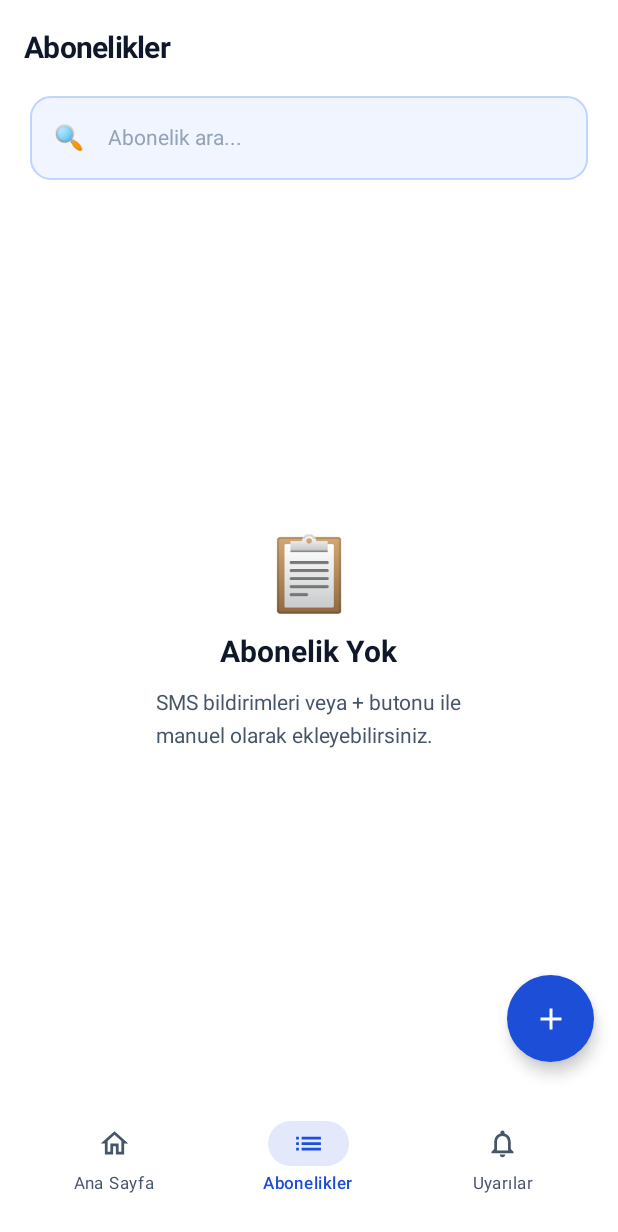
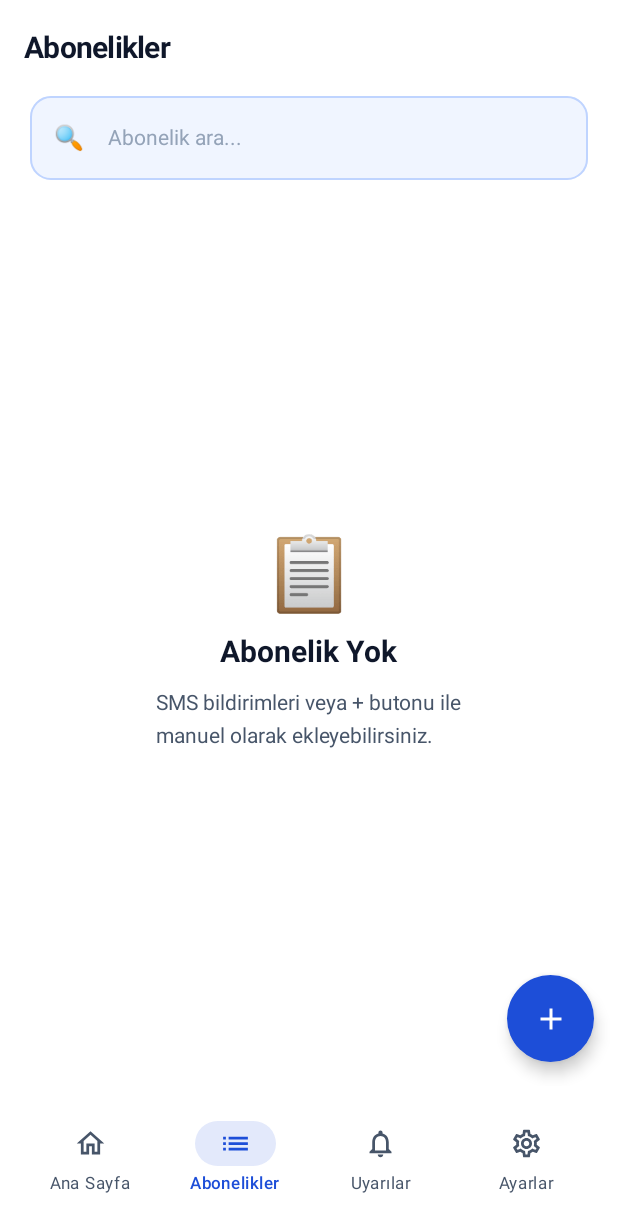
Before and after one commit to mfasahin/FinRadar, an Android app built with Jetpack Compose: the screen it shows after launch (MainActivity), item 2 of the bottom bar chosen, on a phone screen of 412 x 824 dp. Shown: the top 1232 px of the screen. Run offline under Robolectric (Android 15) with nearby library versions, the light colour scheme and no system bars; our stand-ins replace Dagger/Hilt's generated code, Room's generated code.

Commit message:
dark theme

```diff
--- a/app/build.gradle.kts
+++ b/app/build.gradle.kts
@@ -78,6 +78,10 @@ dependencies {
     implementation(libs.androidx.room.ktx)
     kapt(libs.androidx.room.compiler)
 
+    // DataStore (theme preference)
+    implementation(libs.datastore.preferences)
+
+
     testImplementation(libs.junit)
     androidTestImplementation(libs.androidx.junit)
     androidTestImplementation(libs.androidx.espresso.core)
--- a/app/src/main/java/com/finradar/android/MainActivity.kt
+++ b/app/src/main/java/com/finradar/android/MainActivity.kt
@@ -3,29 +3,30 @@ package com.finradar.android
 import android.os.Bundle
 import androidx.activity.ComponentActivity
 import androidx.activity.compose.setContent
+import androidx.activity.viewModels
 import androidx.compose.foundation.layout.fillMaxSize
-import androidx.compose.material3.MaterialTheme
-import androidx.compose.material3.Surface
+import androidx.compose.runtime.collectAsState
+import androidx.compose.runtime.getValue
 import androidx.compose.ui.Modifier
 import androidx.navigation.compose.rememberNavController
 import com.finradar.android.presentation.navigation.FinRadarNavGraph
+import com.finradar.android.presentation.settings.SettingsViewModel
 import com.finradar.android.ui.theme.FinRadarTheme
 import dagger.hilt.android.AndroidEntryPoint
 
 @AndroidEntryPoint
 class MainActivity : ComponentActivity() {
+
+    private val settingsViewModel: SettingsViewModel by viewModels()
+
     override fun onCreate(savedInstanceState: Bundle?) {
         super.onCreate(savedInstanceState)
         setContent {
-            FinRadarTheme {
-                // A surface container using the 'background' color from the theme
-                Surface(
-                    modifier = Modifier.fillMaxSize(),
-                    color = MaterialTheme.colorScheme.background
-                ) {
-                    val navController = rememberNavController()
-                    FinRadarNavGraph(navController = navController)
-                }
+            val isDark by settingsViewModel.isDarkTheme.collectAsState()
+
+            FinRadarTheme(isDark = isDark) {
+                val navController = rememberNavController()
+                FinRadarNavGraph(navController = navController)
             }
         }
     }
--- /dev/null
+++ b/app/src/main/java/com/finradar/android/data/preferences/UserPreferencesRepository.kt
@@ -0,0 +1,33 @@
+package com.finradar.android.data.preferences
+
+import android.content.Context
+import androidx.datastore.core.DataStore
+import androidx.datastore.preferences.core.Preferences
+import androidx.datastore.preferences.core.booleanPreferencesKey
+import androidx.datastore.preferences.core.edit
+import androidx.datastore.preferences.preferencesDataStore
+import dagger.hilt.android.qualifiers.ApplicationContext
+import kotlinx.coroutines.flow.Flow
+import kotlinx.coroutines.flow.map
+import javax.inject.Inject
+import javax.inject.Singleton
+
+private val Context.dataStore: DataStore<Preferences> by preferencesDataStore(name = "user_preferences")
+
+@Singleton
+class UserPreferencesRepository @Inject constructor(
+    @ApplicationContext private val context: Context
+) {
+    companion object {
+        private val IS_DARK_THEME = booleanPreferencesKey("is_dark_theme")
+    }
+
+    val isDarkTheme: Flow<Boolean> = context.dataStore.data
+        .map { prefs -> prefs[IS_DARK_THEME] ?: false }
+
+    suspend fun setDarkTheme(enabled: Boolean) {
+        context.dataStore.edit { prefs ->
+            prefs[IS_DARK_THEME] = enabled
+        }
+    }
+}
--- a/app/src/main/java/com/finradar/android/presentation/navigation/NavGraph.kt
+++ b/app/src/main/java/com/finradar/android/presentation/navigation/NavGraph.kt
@@ -9,9 +9,11 @@ import androidx.compose.material.icons.Icons
 import androidx.compose.material.icons.outlined.Home
 import androidx.compose.material.icons.outlined.List
 import androidx.compose.material.icons.outlined.Notifications
+import androidx.compose.material.icons.outlined.Settings
 import androidx.compose.material.icons.filled.Home
 import androidx.compose.material.icons.filled.List
 import androidx.compose.material.icons.filled.Notifications
+import androidx.compose.material.icons.filled.Settings
 import androidx.compose.material3.*
 import androidx.compose.runtime.*
 import androidx.compose.ui.Modifier
@@ -33,6 +35,7 @@ import androidx.navigation.navArgument
 import com.finradar.android.presentation.alerts.AlertsScreen
 import com.finradar.android.presentation.dashboard.DashboardScreen
 import com.finradar.android.presentation.onboarding.OnboardingScreen
+import com.finradar.android.presentation.settings.SettingsScreen
 import com.finradar.android.presentation.subscriptions.AddSubscriptionScreen
 import com.finradar.android.presentation.subscriptions.SubscriptionsScreen
 import com.finradar.android.ui.theme.*
@@ -47,7 +50,8 @@ data class BottomNavItem(
 val bottomNavItems = listOf(
     BottomNavItem(Screen.Dashboard,     "Ana Sayfa",   Icons.Outlined.Home,          Icons.Filled.Home),
     BottomNavItem(Screen.Subscriptions, "Abonelikler", Icons.Outlined.List,          Icons.Filled.List),
-    BottomNavItem(Screen.Alerts,        "Uyarılar",    Icons.Outlined.Notifications, Icons.Filled.Notifications)
+    BottomNavItem(Screen.Alerts,        "Uyarılar",    Icons.Outlined.Notifications, Icons.Filled.Notifications),
+    BottomNavItem(Screen.Settings,      "Ayarlar",     Icons.Outlined.Settings,      Icons.Filled.Settings)
 )
 
 @Composable
@@ -75,9 +79,7 @@ fun FinRadarNavGraph(navController: NavHostController) {
                             selected = selected,
                             onClick = {
                                 navController.navigate(item.screen.route) {
-                                    popUpTo(navController.graph.findStartDestination().id) {
-                                        saveState = true
-                                    }
+                                    popUpTo(navController.graph.findStartDestination().id) { saveState = true }
                                     launchSingleTop = true
                                     restoreState = true
                                 }
@@ -110,9 +112,9 @@ fun FinRadarNavGraph(navController: NavHostController) {
         }
     ) { innerPadding ->
         NavHost(
-            navController = navController,
+            navController    = navController,
             startDestination = Screen.Dashboard.route,
-            modifier = Modifier.padding(innerPadding)
+            modifier         = Modifier.padding(innerPadding)
         ) {
             composable(Screen.Onboarding.route) {
                 OnboardingScreen(
@@ -136,24 +138,21 @@ fun FinRadarNavGraph(navController: NavHostController) {
                 )
             }
 
-            composable(Screen.Alerts.route) { AlertsScreen() }
+            composable(Screen.Alerts.route)   { AlertsScreen() }
+            composable(Screen.Settings.route) { SettingsScreen() }
 
-            // ── Add new subscription ───────────────────────────────────────
+            // Add
             composable(Screen.AddSubscription.route) {
-                AddSubscriptionScreen(
-                    subscriptionId  = null,
-                    onNavigateBack  = { navController.popBackStack() }
-                )
+                AddSubscriptionScreen(subscriptionId = null, onNavigateBack = { navController.popBackStack() })
             }
 
-            // ── Edit existing subscription ─────────────────────────────────
+            // Edit
             composable(
-                route = Screen.EditSubscription.route,
+                route     = Screen.EditSubscription.route,
                 arguments = listOf(navArgument("subscriptionId") { type = NavType.LongType })
             ) { backStackEntry ->
-                val id = backStackEntry.arguments?.getLong("subscriptionId")
                 AddSubscriptionScreen(
-                    subscriptionId = id,
+                    subscriptionId = backStackEntry.arguments?.getLong("subscriptionId"),
                     onNavigateBack = { navController.popBackStack() }
                 )
             }
--- a/app/src/main/java/com/finradar/android/presentation/navigation/Screen.kt
+++ b/app/src/main/java/com/finradar/android/presentation/navigation/Screen.kt
@@ -1,12 +1,12 @@
 package com.finradar.android.presentation.navigation
 
 sealed class Screen(val route: String) {
-    object Onboarding     : Screen("onboarding")
-    object Dashboard      : Screen("dashboard")
-    object Subscriptions  : Screen("subscriptions")
-    object Alerts         : Screen("alerts")
-    object AddSubscription: Screen("add_subscription")
-    // Edit: route includes optional subscriptionId argument
+    object Onboarding       : Screen("onboarding")
+    object Dashboard        : Screen("dashboard")
+    object Subscriptions    : Screen("subscriptions")
+    object Alerts           : Screen("alerts")
+    object Settings         : Screen("settings")
+    object AddSubscription  : Screen("add_subscription")
     object EditSubscription : Screen("edit_subscription/{subscriptionId}") {
         fun createRoute(id: Long) = "edit_subscription/$id"
     }
--- /dev/null
+++ b/app/src/main/java/com/finradar/android/presentation/settings/SettingsViewModel.kt
@@ -0,0 +1,26 @@
+package com.finradar.android.presentation.settings
+
+import androidx.lifecycle.ViewModel
+import androidx.lifecycle.viewModelScope
+import com.finradar.android.data.preferences.UserPreferencesRepository
+import dagger.hilt.android.lifecycle.HiltViewModel
+import kotlinx.coroutines.flow.SharingStarted
+import kotlinx.coroutines.flow.StateFlow
+import kotlinx.coroutines.flow.stateIn
+import kotlinx.coroutines.launch
+import javax.inject.Inject
+
+@HiltViewModel
+class SettingsViewModel @Inject constructor(
+    private val prefsRepo: UserPreferencesRepository
+) : ViewModel() {
+
+    val isDarkTheme: StateFlow<Boolean> = prefsRepo.isDarkTheme
+        .stateIn(viewModelScope, SharingStarted.WhileSubscribed(5_000), false)
+
+    fun toggleTheme() {
+        viewModelScope.launch {
+            prefsRepo.setDarkTheme(!isDarkTheme.value)
+        }
+    }
+}
--- a/app/src/main/java/com/finradar/android/ui/theme/Color.kt
+++ b/app/src/main/java/com/finradar/android/ui/theme/Color.kt
@@ -2,29 +2,47 @@ package com.finradar.android.ui.theme
 
 import androidx.compose.ui.graphics.Color
 
-// ── Backgrounds (white / light blue) ──────────────────────────────────────
-val BgDeep        = Color(0xFFFFFFFF)   // Pure white screen background
-val BgCard        = Color(0xFFF0F5FF)   // Light blue-tint cards
-val BgCardAlt     = Color(0xFFE4EDFF)   // Slightly deeper for dropdown/alt
-val BgStroke      = Color(0xFFBFD4FF)   // Blue border / divider
-
-// ── Brand gradient (Deep Blue → Mid Blue → Sky) ───────────────────────────
+// ── Brand gradient (same in both themes) ──────────────────────────────────
 val BrandFrom     = Color(0xFF1D4ED8)   // Deep royal blue
 val BrandMid      = Color(0xFF3B82F6)   // Medium blue
 val BrandTo       = Color(0xFF93C5FD)   // Sky blue
 
-// ── Accent ─────────────────────────────────────────────────────────────────
-val AccentCyan    = Color(0xFF0284C7)   // Strong cyan-blue
+// ── Accent (same in both themes) ──────────────────────────────────────────
+val AccentCyan    = Color(0xFF0284C7)
 val AccentGreen   = Color(0xFF059669)
 val AccentAmber   = Color(0xFFD97706)
 val AccentRed     = Color(0xFFDC2626)
 
-// ── Text (dark navy on white for max contrast) ────────────────────────────
-val TextHigh      = Color(0xFF0F172A)   // Near-black navy
-val TextMed       = Color(0xFF475569)   // Slate gray
-val TextLow       = Color(0xFF94A3B8)   // Light slate
+// ── LIGHT theme tokens ─────────────────────────────────────────────────────
+val LightBgDeep   = Color(0xFFFFFFFF)   // Pure white
+val LightBgCard   = Color(0xFFF0F5FF)   // Light blue-tint cards
+val LightBgCardAlt= Color(0xFFE4EDFF)
+val LightBgStroke = Color(0xFFBFD4FF)
+val LightTextHigh = Color(0xFF0F172A)   // Near-black navy
+val LightTextMed  = Color(0xFF475569)   // Slate gray
+val LightTextLow  = Color(0xFF94A3B8)   // Light slate
 
-// ── Category palette (vibrant, readable on light bg) ─────────────────────
+// ── DARK theme tokens ──────────────────────────────────────────────────────
+val DarkBgDeep    = Color(0xFF080C18)   // True-black base
+val DarkBgCard    = Color(0xFF0E1428)   // Elevated dark card
+val DarkBgCardAlt = Color(0xFF141D35)
+val DarkBgStroke  = Color(0xFF1E2D55)
+val DarkTextHigh  = Color(0xFFF1F5F9)   // Near-white
+val DarkTextMed   = Color(0xFF94A3B8)   // Muted slate
+val DarkTextLow   = Color(0xFF475569)   // Dimmer slate
+
+// ── Current-theme aliases (set by LocalAppTheme composition local) ─────────
+// These are declared as vars in the theme-aware objects, accessed via AppColors
+// We keep LIGHT as the file-level defaults so existing code compiles without changes
+var BgDeep     = LightBgDeep
+var BgCard     = LightBgCard
+var BgCardAlt  = LightBgCardAlt
+var BgStroke   = LightBgStroke
+var TextHigh   = LightTextHigh
+var TextMed    = LightTextMed
+var TextLow    = LightTextLow
+
+// ── Category palette ───────────────────────────────────────────────────────
 val Cat1 = Color(0xFF1D4ED8)
 val Cat2 = Color(0xFF7C3AED)
 val Cat3 = Color(0xFF0891B2)
--- a/app/src/main/java/com/finradar/android/ui/theme/Theme.kt
+++ b/app/src/main/java/com/finradar/android/ui/theme/Theme.kt
@@ -2,6 +2,7 @@ package com.finradar.android.ui.theme
 
 import android.app.Activity
 import androidx.compose.material3.MaterialTheme
+import androidx.compose.material3.darkColorScheme
 import androidx.compose.material3.lightColorScheme
 import androidx.compose.runtime.Composable
 import androidx.compose.runtime.SideEffect
@@ -10,46 +11,85 @@ import androidx.compose.ui.graphics.toArgb
 import androidx.compose.ui.platform.LocalView
 import androidx.core.view.WindowCompat
 
-private val FinRadarColors = lightColorScheme(
+private val LightColors = lightColorScheme(
     primary              = BrandFrom,
     onPrimary            = Color.White,
-    primaryContainer     = BgCard,
-    onPrimaryContainer   = TextHigh,
+    primaryContainer     = LightBgCard,
+    onPrimaryContainer   = LightTextHigh,
     secondary            = AccentCyan,
     onSecondary          = Color.White,
-    secondaryContainer   = BgCardAlt,
-    onSecondaryContainer = TextHigh,
+    secondaryContainer   = LightBgCardAlt,
+    onSecondaryContainer = LightTextHigh,
     tertiary             = BrandMid,
-    background           = BgDeep,
-    onBackground         = TextHigh,
-    surface              = BgCard,
-    onSurface            = TextHigh,
-    surfaceVariant       = BgCardAlt,
-    onSurfaceVariant     = TextMed,
+    background           = LightBgDeep,
+    onBackground         = LightTextHigh,
+    surface              = LightBgCard,
+    onSurface            = LightTextHigh,
+    surfaceVariant       = LightBgCardAlt,
+    onSurfaceVariant     = LightTextMed,
     error                = AccentRed,
     onError              = Color.White,
     errorContainer       = Color(0xFFFEE2E2),
     onErrorContainer     = AccentRed,
-    outline              = BgStroke
+    outline              = LightBgStroke
+)
+
+private val DarkColors = darkColorScheme(
+    primary              = BrandFrom,
+    onPrimary            = Color.White,
+    primaryContainer     = DarkBgCard,
+    onPrimaryContainer   = DarkTextHigh,
+    secondary            = AccentCyan,
+    onSecondary          = Color.White,
+    secondaryContainer   = DarkBgCardAlt,
+    onSecondaryContainer = DarkTextHigh,
+    tertiary             = BrandMid,
+    background           = DarkBgDeep,
+    onBackground         = DarkTextHigh,
+    surface              = DarkBgCard,
+    onSurface            = DarkTextHigh,
+    surfaceVariant       = DarkBgCardAlt,
+    onSurfaceVariant     = DarkTextMed,
+    error                = AccentRed,
+    onError              = Color.White,
+    errorContainer       = Color(0xFF4B0000),
+    onErrorContainer     = Color(0xFFFFB4AB),
+    outline              = DarkBgStroke
 )
 
 @Composable
-fun FinRadarTheme(content: @Composable () -> Unit) {
+fun FinRadarTheme(
+    isDark: Boolean = false,
+    content: @Composable () -> Unit
+) {
+    // Update the global alias vars so existing composables pick up correct colors
+    BgDeep    = if (isDark) DarkBgDeep    else LightBgDeep
+    BgCard    = if (isDark) DarkBgCard    else LightBgCard
+    BgCardAlt = if (isDark) DarkBgCardAlt else LightBgCardAlt
+    BgStroke  = if (isDark) DarkBgStroke  else LightBgStroke
+    TextHigh  = if (isDark) DarkTextHigh  else LightTextHigh
+    TextMed   = if (isDark) DarkTextMed   else LightTextMed
+    TextLow   = if (isDark) DarkTextLow   else LightTextLow
+
+    val colorScheme = if (isDark) DarkColors else LightColors
+    val isLight = !isDark
+
     val view = LocalView.current
     if (!view.isInEditMode) {
         SideEffect {
             val window = (view.context as Activity).window
-            window.statusBarColor = BgDeep.toArgb()
-            window.navigationBarColor = BgDeep.toArgb()
+            val bgColor = if (isDark) DarkBgDeep else LightBgDeep
+            window.statusBarColor = bgColor.toArgb()
+            window.navigationBarColor = bgColor.toArgb()
             WindowCompat.getInsetsController(window, view).apply {
-                isAppearanceLightStatusBars = true   // dark icons on white bar
-                isAppearanceLightNavigationBars = true
+                isAppearanceLightStatusBars     = isLight
+                isAppearanceLightNavigationBars = isLight
             }
         }
     }
 
     MaterialTheme(
-        colorScheme = FinRadarColors,
+        colorScheme = colorScheme,
         typography  = Typography,
         content     = content
     )
--- a/gradle/libs.versions.toml
+++ b/gradle/libs.versions.toml
@@ -14,6 +14,7 @@ navigationCompose = "2.7.7"
 hiltNavigationCompose = "1.1.0"
 lifecycleViewmodelCompose = "2.7.0"
 material = "1.11.0"
+datastore = "1.0.0"
 
 [libraries]
 androidx-core-ktx = { group = "androidx.core", name = "core-ktx", version.ref = "coreKtx" }
@@ -39,6 +40,7 @@ androidx-navigation-compose = { group = "androidx.navigation", name = "navigatio
 hilt-navigation-compose = { group = "androidx.hilt", name = "hilt-navigation-compose", version.ref = "hiltNavigationCompose" }
 androidx-lifecycle-viewmodel-compose = { group = "androidx.lifecycle", name = "lifecycle-viewmodel-compose", version.ref = "lifecycleViewmodelCompose" }
 material = { group = "com.google.android.material", name = "material", version.ref = "material" }
+datastore-preferences = { group = "androidx.datastore", name = "datastore-preferences", version.ref = "datastore" }
 
 [plugins]
 android-application = { id = "com.android.application", version.ref = "agp" }
```
Also changed, not shown: app/src/main/java/com/finradar/android/presentation/settings/SettingsScreen.kt (added, +177 -0 lines), 1029 other files.
